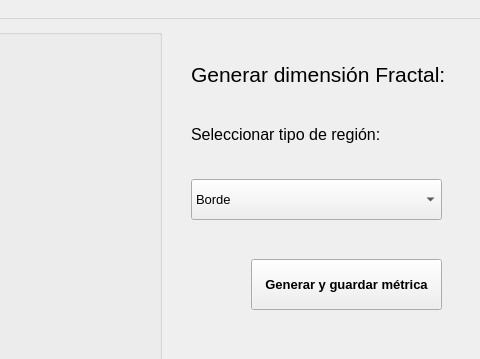
arodriguez1415/PF-SECRET, file main_window.ui: the form before one commit; both pictures show x 629 to 1109 and y 0 to 359 of the 1109 by 794 pixel window.
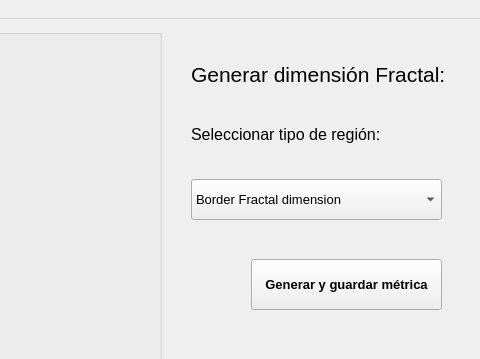
The form after the commit.

```diff
--- a/main_window.ui
+++ b/main_window.ui
@@ -1373,7 +1373,7 @@
       </property>
       <item>
        <property name="text">
-        <string>Borde</string>
+        <string>Border Fractal dimension</string>
        </property>
       </item>
       <item>
```
Left out of the diff: 10 changed lines with no effect on the pictures.
